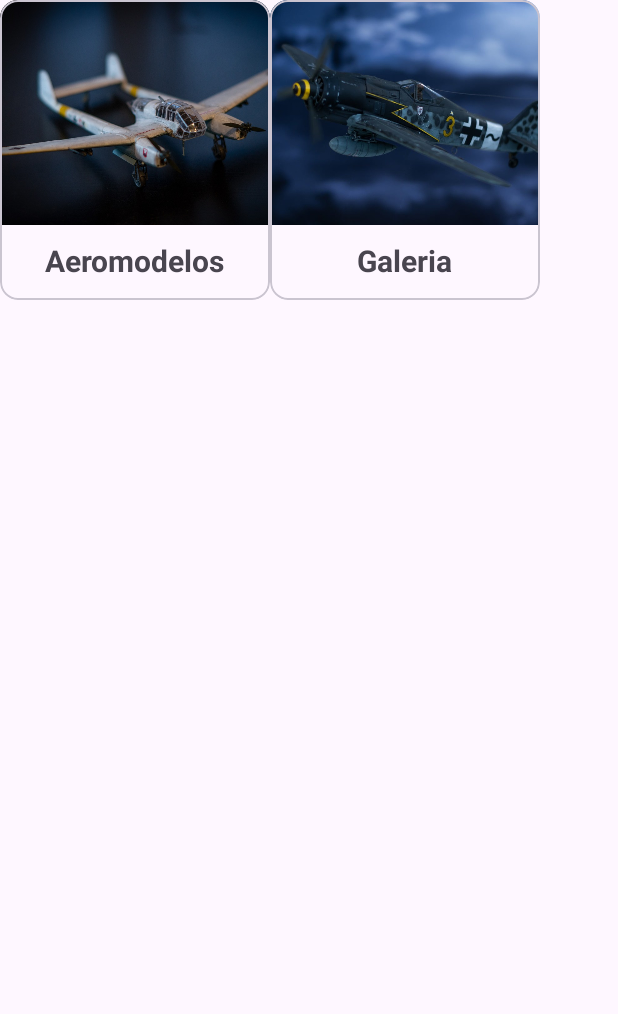
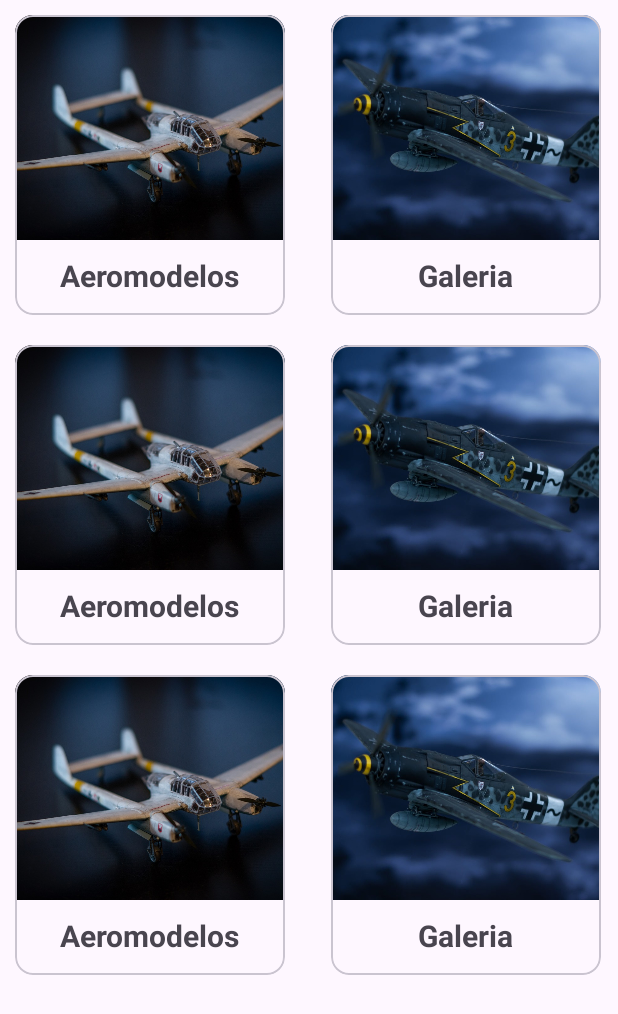
Before and after one commit to luislobo98/MyApp, an Android app: the MenuPrincipalActivity screen opened directly, with no data from a screen before it, on a phone screen of 412 x 824 dp. Shown: the top 1014 px of the screen. Run offline under Robolectric (Android 15) with nearby library versions, the phone set to English and light mode, and no system bars.

Commit message:
galeria1

```diff
--- a/app/src/main/res/layout/menu_principal_layout.xml
+++ b/app/src/main/res/layout/menu_principal_layout.xml
@@ -10,7 +10,8 @@
     <LinearLayout
         android:layout_width="match_parent"
         android:layout_height="wrap_content"
-        android:orientation="horizontal">
+        android:orientation="horizontal"
+        android:layout_margin="10dp">
 
         <com.google.android.material.card.MaterialCardView
             android:id="@+id/cadAeromodelos"
@@ -18,7 +19,8 @@
             android:layout_height="200dp"
             android:checkable="true"
             android:clickable="true"
-            android:focusable="true">
+            android:focusable="true"
+            android:layout_marginRight="15dp">
 
             <LinearLayout
                 android:layout_width="match_parent"
@@ -48,7 +50,148 @@
             android:layout_height="200dp"
             android:checkable="true"
             android:clickable="true"
-            android:focusable="true">
+            android:focusable="true"
+            android:layout_marginLeft="15dp" >
+
+            <LinearLayout
+                android:layout_width="match_parent"
+                android:layout_height="match_parent"
+                android:orientation="vertical">
+
+                <ImageView
+                    android:layout_width="match_parent"
+                    android:layout_height="150dp"
+                    android:scaleType="centerCrop"
+                    android:src="@drawable/galeria" />
+
+                <TextView
+                    android:layout_width="wrap_content"
+                    android:layout_height="wrap_content"
+                    android:layout_gravity="center_horizontal"
+                    android:layout_margin="10dp"
+                    android:text="Galeria"
+                    android:textSize="20sp"
+                    android:textStyle="bold" />
+            </LinearLayout>
+        </com.google.android.material.card.MaterialCardView>
+
+    </LinearLayout>
+
+    <LinearLayout
+        android:layout_width="match_parent"
+        android:layout_height="wrap_content"
+        android:orientation="horizontal"
+        android:layout_margin="10dp">
+
+        <com.google.android.material.card.MaterialCardView
+            android:id="@+id/cadAeromodelos"
+            android:layout_width="180dp"
+            android:layout_height="200dp"
+            android:checkable="true"
+            android:clickable="true"
+            android:focusable="true"
+            android:layout_marginRight="15dp">
+
+            <LinearLayout
+                android:layout_width="match_parent"
+                android:layout_height="match_parent"
+                android:orientation="vertical">
+
+                <ImageView
+                    android:layout_width="match_parent"
+                    android:layout_height="150dp"
+                    android:scaleType="centerCrop"
+                    android:src="@drawable/logo" />
+
+                <TextView
+                    android:layout_width="wrap_content"
+                    android:layout_height="wrap_content"
+                    android:layout_gravity="center_horizontal"
+                    android:layout_margin="10dp"
+                    android:text="Aeromodelos"
+                    android:textSize="20sp"
+                    android:textStyle="bold" />
+            </LinearLayout>
+        </com.google.android.material.card.MaterialCardView>
+
+        <com.google.android.material.card.MaterialCardView
+            android:id="@+id/cadGaleria"
+            android:layout_width="180dp"
+            android:layout_height="200dp"
+            android:checkable="true"
+            android:clickable="true"
+            android:focusable="true"
+            android:layout_marginLeft="15dp" >
+
+            <LinearLayout
+                android:layout_width="match_parent"
+                android:layout_height="match_parent"
+                android:orientation="vertical">
+
+                <ImageView
+                    android:layout_width="match_parent"
+                    android:layout_height="150dp"
+                    android:scaleType="centerCrop"
+                    android:src="@drawable/galeria" />
+
+                <TextView
+                    android:layout_width="wrap_content"
+                    android:layout_height="wrap_content"
+                    android:layout_gravity="center_horizontal"
+                    android:layout_margin="10dp"
+                    android:text="Galeria"
+                    android:textSize="20sp"
+                    android:textStyle="bold" />
+            </LinearLayout>
+        </com.google.android.material.card.MaterialCardView>
+
+    </LinearLayout>
+
+    <LinearLayout
+        android:layout_width="match_parent"
+        android:layout_height="wrap_content"
+        android:orientation="horizontal"
+        android:layout_margin="10dp">
+
+        <com.google.android.material.card.MaterialCardView
+            android:id="@+id/cadAeromodelos"
+            android:layout_width="180dp"
+            android:layout_height="200dp"
+            android:checkable="true"
+            android:clickable="true"
+            android:focusable="true"
+            android:layout_marginRight="15dp">
+
+            <LinearLayout
+                android:layout_width="match_parent"
+                android:layout_height="match_parent"
+                android:orientation="vertical">
+
+                <ImageView
+                    android:layout_width="match_parent"
+                    android:layout_height="150dp"
+                    android:scaleType="centerCrop"
+                    android:src="@drawable/logo" />
+
+                <TextView
+                    android:layout_width="wrap_content"
+                    android:layout_height="wrap_content"
+                    android:layout_gravity="center_horizontal"
+                    android:layout_margin="10dp"
+                    android:text="Aeromodelos"
+                    android:textSize="20sp"
+                    android:textStyle="bold" />
+            </LinearLayout>
+        </com.google.android.material.card.MaterialCardView>
+
+        <com.google.android.material.card.MaterialCardView
+            android:id="@+id/cadGaleria"
+            android:layout_width="180dp"
+            android:layout_height="200dp"
+            android:checkable="true"
+            android:clickable="true"
+            android:focusable="true"
+            android:layout_marginLeft="15dp" >
 
             <LinearLayout
                 android:layout_width="match_parent"
```
